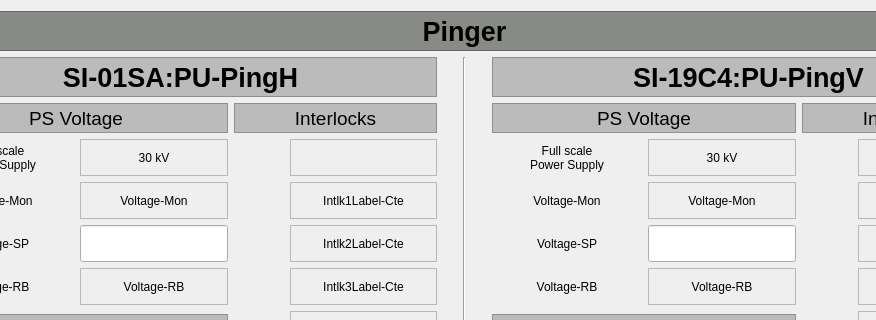
lnls-sirius/pydm-opi, file siriushlacon/spixconv/ui/pinger.ui: the form before one commit; both pictures show x 87 to 963 and y 0 to 320 of the 1103 by 574 pixel window.
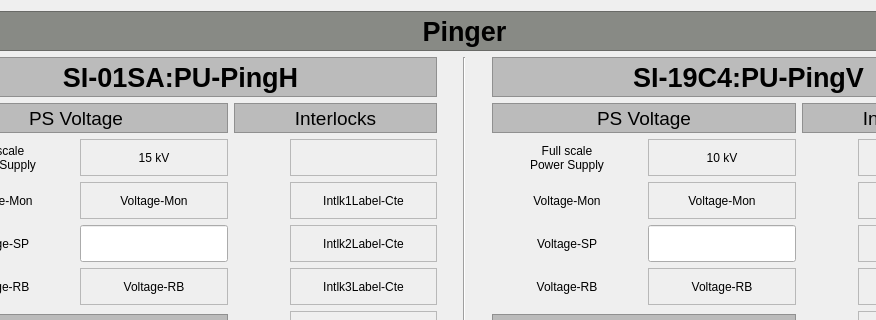
The form after the commit. Custom widgets are drawn as their Qt base class.

Commit message: correction on pinger full scale PS voltage value

What changed in the file:
```diff
--- a/siriushlacon/spixconv/ui/pinger.ui
+++ b/siriushlacon/spixconv/ui/pinger.ui
@@ -2945,7 +2945,7 @@
           <enum>QFrame::StyledPanel</enum>
          </property>
          <property name="text">
-          <string>30 kV</string>
+          <string>15 kV</string>
          </property>
          <property name="alignment">
           <set>Qt::AlignCenter</set>
@@ -4771,7 +4771,7 @@
           <enum>QFrame::StyledPanel</enum>
          </property>
          <property name="text">
-          <string>30 kV</string>
+          <string>10 kV</string>
          </property>
          <property name="alignment">
           <set>Qt::AlignCenter</set>
```
Left out of the diff: 44 changed lines with no effect on the pictures.
